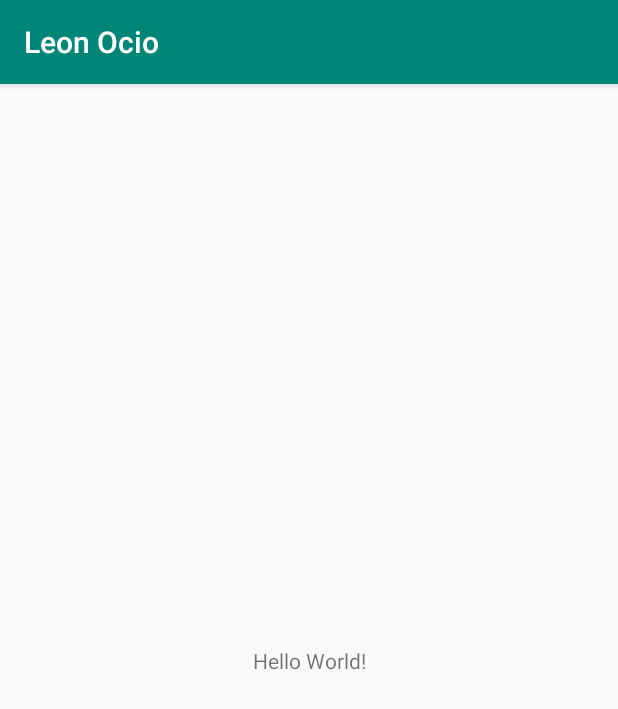
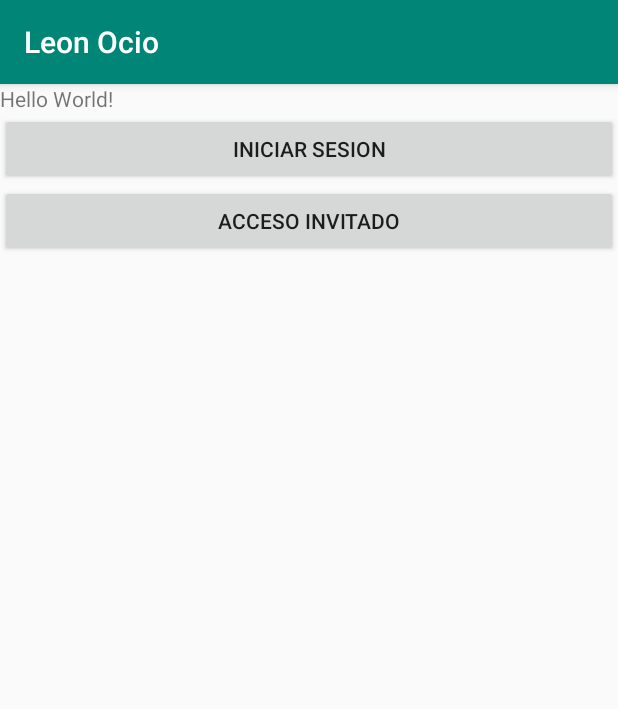
Before and after one commit to CmaDam2132020/Leon-Ocio, an Android app: the screen it shows after launch (MainActivity), on a phone screen of 412 x 824 dp. Shown: the top 709 px of the screen. Run offline under Robolectric (Android 15) with nearby library versions, the phone set to English and light mode, and no system bars.

Commit message:
Commit de prueba

```diff
--- a/app/src/main/java/com/example/leonocio/MainActivity.java
+++ b/app/src/main/java/com/example/leonocio/MainActivity.java
@@ -8,9 +8,10 @@ public class MainActivity extends AppCompatActivity {
 
     @Override
     protected void onCreate(Bundle savedInstanceState) {
-        // Mensaje a copiar
-
         super.onCreate(savedInstanceState);
         setContentView(R.layout.activity_main);
+
+
+
     }
 }
--- a/app/src/main/res/layout/activity_main.xml
+++ b/app/src/main/res/layout/activity_main.xml
@@ -1,13 +1,14 @@
 <?xml version="1.0" encoding="utf-8"?>
-<androidx.constraintlayout.widget.ConstraintLayout xmlns:android="http://schemas.android.com/apk/res/android"
+<LinearLayout xmlns:android="http://schemas.android.com/apk/res/android"
     xmlns:app="http://schemas.android.com/apk/res-auto"
     xmlns:tools="http://schemas.android.com/tools"
     android:layout_width="match_parent"
     android:layout_height="match_parent"
+    android:orientation="vertical"
     tools:context=".MainActivity">
 
     <TextView
-        android:layout_width="wrap_content"
+        android:layout_width="match_parent"
         android:layout_height="wrap_content"
         android:text="Hello World!"
         app:layout_constraintBottom_toBottomOf="parent"
@@ -15,4 +16,16 @@
         app:layout_constraintRight_toRightOf="parent"
         app:layout_constraintTop_toTopOf="parent" />
 
-</androidx.constraintlayout.widget.ConstraintLayout>
+    <Button
+        android:id="@+id/boton_iniciar_sesion"
+        android:layout_width="match_parent"
+        android:layout_height="wrap_content"
+        android:text="@string/string_boton_iniciar_sesion" />
+
+    <Button
+        android:id="@+id/boton_acceso_invitado"
+        android:layout_width="match_parent"
+        android:layout_height="wrap_content"
+        android:text="@string/string_boton_acceso_invitado" />
+
+</LinearLayout>
--- a/app/src/main/res/values/strings.xml
+++ b/app/src/main/res/values/strings.xml
@@ -1,3 +1,5 @@
 <resources>
     <string name="app_name">Leon Ocio</string>
+    <string name="string_boton_iniciar_sesion">Iniciar sesion</string>
+    <string name="string_boton_acceso_invitado">Acceso invitado</string>
 </resources>
```
